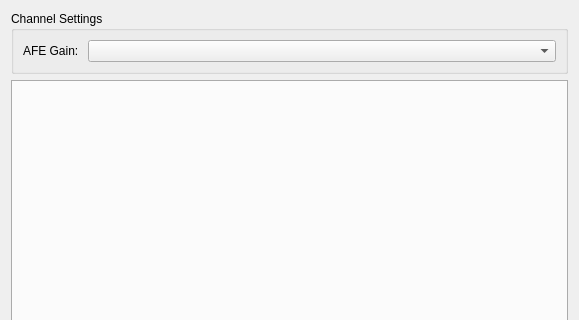
Old version of the form stabilizer_ui/iir/widgets/channel_settings.ui in the repository OxfordIonTrapGroup/stabilizer-ui; both pictures show x 0 to 579 and y 0 to 320 of the 579 by 711 pixel window.
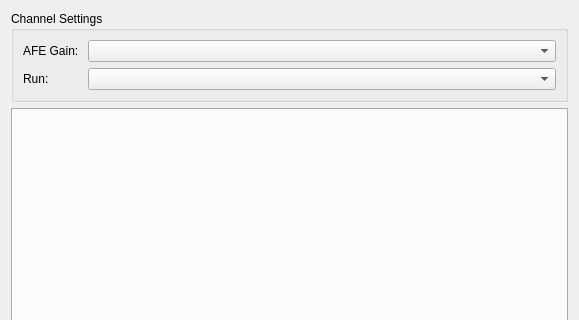
New version of the form.

Commit message:
Add run mode (run/hold/external) selection to the channel settings
The v0.11 firmware replaces `allow_hold`/`force_hold` with `ch/<n>/run`:
`Run`, `Hold` (holding the filter output), or `External` (running while the
digital input of the channel is high).

```diff
--- a/stabilizer_ui/iir/widgets/channel_settings.ui
+++ b/stabilizer_ui/iir/widgets/channel_settings.ui
@@ -30,6 +30,20 @@
       <item row="0" column="1">
        <widget class="QComboBox" name="afeGainBox"/>
       </item>
+      <item row="1" column="0">
+       <widget class="QLabel" name="runModeLabel">
+        <property name="text">
+         <string>Run: </string>
+        </property>
+       </widget>
+      </item>
+      <item row="1" column="1">
+       <widget class="QComboBox" name="runModeBox">
+        <property name="toolTip">
+         <string>Run the filter, hold its output, or hold while the digital input (DI0 for channel 0, DI1 for channel 1) is low.</string>
+        </property>
+       </widget>
+      </item>
      </layout>
     </widget>
    </item>
```
The commit also changes 4 other files.
